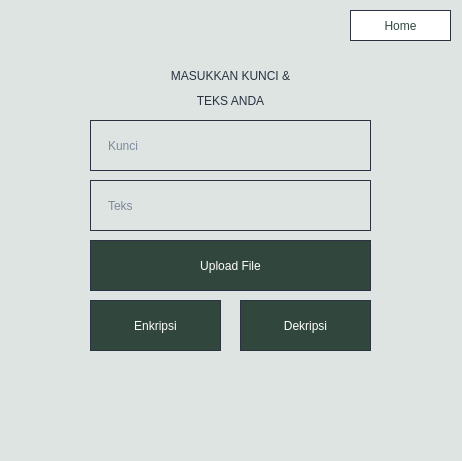
This is haldua.ui in stellaribli/EncryptDecrypt as Qt 5 draws it before an edit. The edited form follows.
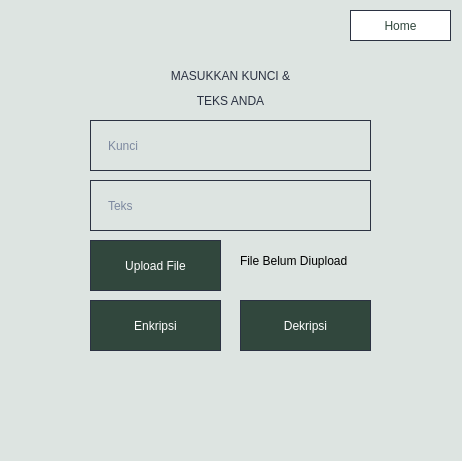
This is the edited form.

```diff
--- a/haldua.ui
+++ b/haldua.ui
@@ -208,7 +208,7 @@
     <rect>
      <x>90</x>
      <y>240</y>
-     <width>281</width>
+     <width>131</width>
      <height>51</height>
     </rect>
    </property>
@@ -229,6 +229,22 @@
     <string>Upload File</string>
    </property>
   </widget>
+  <widget class="QLabel" name="fileName">
+   <property name="geometry">
+    <rect>
+     <x>240</x>
+     <y>240</y>
+     <width>151</width>
+     <height>41</height>
+    </rect>
+   </property>
+   <property name="styleSheet">
+    <string notr="true">	font: 15pt &quot;Arial&quot;;</string>
+   </property>
+   <property name="text">
+    <string>File Belum Diupload</string>
+   </property>
+  </widget>
  </widget>
  <resources/>
  <connections/>
```
